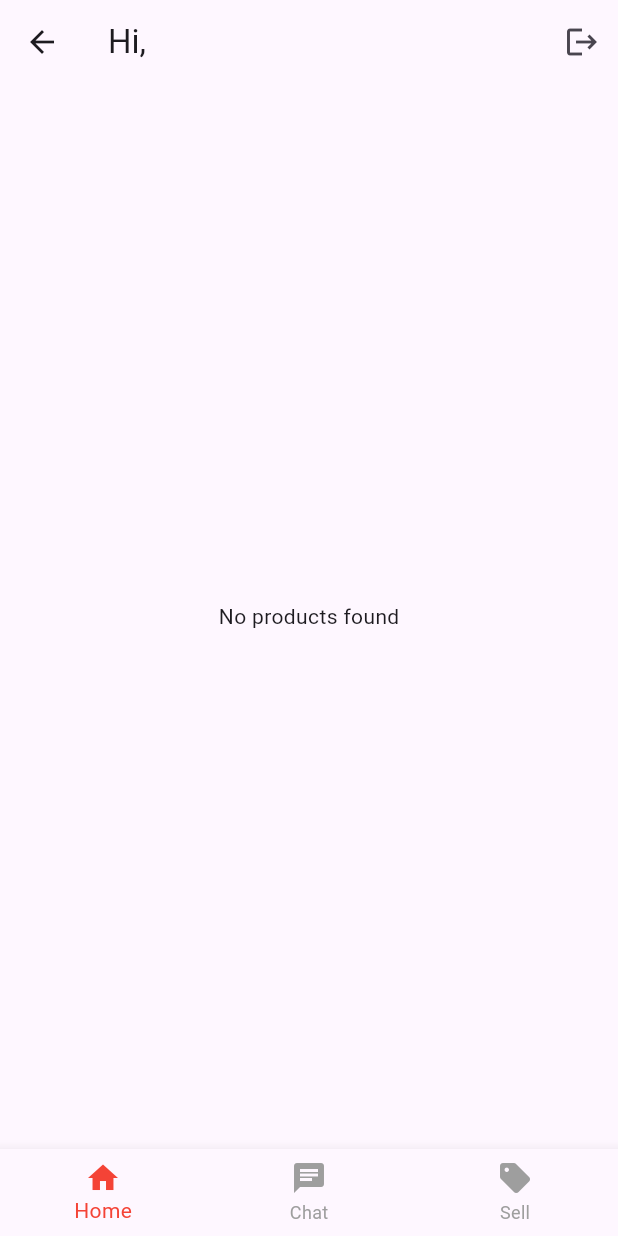
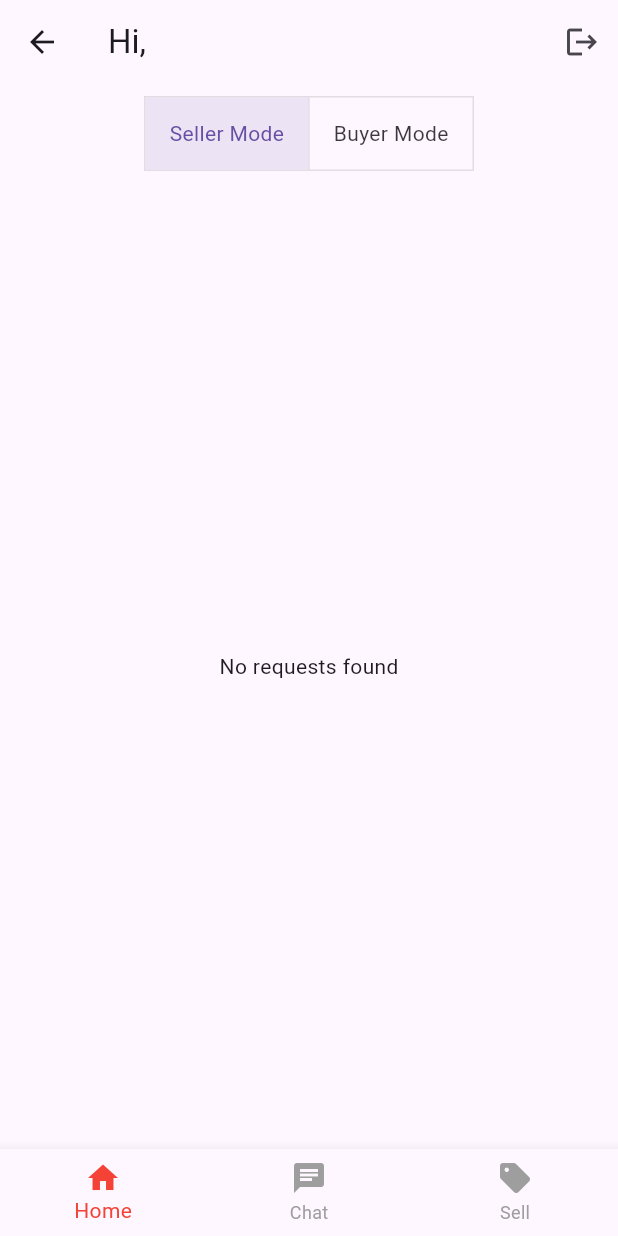
Before and after one commit to ThePyWizard/real_campuswap, a Flutter app: the ReqPage screen opened by its route, on a phone screen of 412 x 824 dp. Run offline on Flutter 3.47's test engine with Material 3 defaults, Android fonts, the phone set to English and light mode, and no system bars; our stand-ins replace cloud_firestore, firebase_auth, firebase_core, firebase_storage, get, iconsax and 1 more; accounts and stored records are empty.

Commit message:
added toggle in chat

```diff
--- a/lib/main.dart
+++ b/lib/main.dart
@@ -1,4 +1,5 @@
 //import 'package:chatapp/pages/register_page.dart';
+import 'package:chatapp/components/bottom_nav.dart';
 import 'package:chatapp/firebase_options.dart';
 //import 'package:chatapp/pages/chat_page.dart';
 import 'package:chatapp/pages/home_page.dart';
--- a/lib/pages/home_page.dart
+++ b/lib/pages/home_page.dart
@@ -114,7 +114,7 @@ class HomePage extends StatelessWidget {
           );
         },
       ),
-      bottomNavigationBar: const BottomNav(),
+      bottomNavigationBar: BottomNav(),
     );
   }
 }
--- a/lib/pages/product_requests_page.dart
+++ b/lib/pages/product_requests_page.dart
@@ -20,6 +20,9 @@ class ReqPage extends StatefulWidget {
 class _ReqPageState extends State<ReqPage> {
   // Instance of auth
   final FirebaseAuth _auth = FirebaseAuth.instance;
+
+  // State variable to toggle between seller and buyer mode
+  bool _isSellerMode = true;
 
   void signOut() async {
     // Sign out code
@@ -53,38 +56,47 @@ class _ReqPageState extends State<ReqPage> {
           )
         ],
       ),
-      body: _buildRequestList(),
-      bottomNavigationBar: const BottomNav(),
+      body: Column(
+        children: [
+          // Toggle button
+          Padding(
+            padding: const EdgeInsets.all(8.0),
+            child: ToggleButtons(
+              children: const [
+                Padding(
+                  padding: EdgeInsets.symmetric(horizontal: 16),
+                  child: Text('Seller Mode'),
+                ),
+                Padding(
+                  padding: EdgeInsets.symmetric(horizontal: 16),
+                  child: Text('Buyer Mode'),
+                ),
+              ],
+              isSelected: [_isSellerMode, !_isSellerMode],
+              onPressed: (index) {
+                setState(() {
+                  _isSellerMode = index == 0;
+                });
+              },
+            ),
+          ),
+          Expanded(
+            child: _buildRequestList(),
+          ),
+        ],
+      ),
+      bottomNavigationBar: BottomNav(),
     );
   }
 
-  // Build list of users who requested products from the current logged-in seller
+  // Build list of requests
   Widget _buildRequestList() {
-    return StreamBuilder<QuerySnapshot>(
-      stream: FirebaseFirestore.instance
-          .collection('products')
-          .where('uid', isEqualTo: _auth.currentUser!.uid)
-          .snapshots(),
-      builder: (context, productSnapshot) {
-        if (productSnapshot.hasError) {
-          return const Text('Error');
-        }
-        if (productSnapshot.connectionState == ConnectionState.waiting) {
-          return const Center(child: CircularProgressIndicator());
-        }
-
-        final productDocs = productSnapshot.data!.docs;
-        if (productDocs.isEmpty) {
-          return const Center(child: Text('No products found'));
-        }
-
-        final productIds = productDocs.map((doc) => doc['productId']).toList();
-        print(productIds);
-
+    final currentUser = _auth.currentUser!;
+    if (_isSellerMode) {
       return StreamBuilder<QuerySnapshot>(
         stream: FirebaseFirestore.instance
             .collection('product_requests')
-              .where('productId', whereIn: productIds)
+            .where('seller_id', isEqualTo: currentUser.uid)
             .snapshots(),
         builder: (context, requestSnapshot) {
           if (requestSnapshot.hasError) {
@@ -113,18 +125,78 @@ class _ReqPageState extends State<ReqPage> {
                   if (userSnapshot.hasError) {
                     return const Text('Error');
                   }
-                    if (userSnapshot.connectionState ==
-                        ConnectionState.waiting) {
+                  if (userSnapshot.connectionState == ConnectionState.waiting) {
                     return const Text('Loading...');
                   }
 
                   final userDoc = userSnapshot.data!;
                   final pricePropose =
-                        double.tryParse(request['price_propose'].toString()) ??
-                            0.0;
+                      double.tryParse(request['price_propose'].toString()) ?? 0.0;
+                  final isApproved = request['approved'] ?? false;
+
                   return _buildUserListItem(
-                        userDoc, pricePropose, request['productId']);
+                    userDoc,
+                    pricePropose,
+                    request['productId'],
+                    isApproved,
+                    isSeller: true,
+                    requestId: request.id,
+                  );
                 },
+              );
+            },
+          );
+        },
+      );
+    } else {
+      return StreamBuilder<QuerySnapshot>(
+        stream: FirebaseFirestore.instance
+            .collection('product_requests')
+            .where('uid', isEqualTo: currentUser.uid)
+            .where('approved', isEqualTo: true)
+            .snapshots(),
+        builder: (context, requestSnapshot) {
+          if (requestSnapshot.hasError) {
+            return const Text('Error');
+          }
+          if (requestSnapshot.connectionState == ConnectionState.waiting) {
+            return const Center(child: CircularProgressIndicator());
+          }
+
+          final requests = requestSnapshot.data!.docs;
+          print(requests);
+          if (requests.isEmpty) {
+            return const Center(child: Text('No requests found'));
+          }
+
+          return ListView.builder(
+            itemCount: requests.length,
+            itemBuilder: (context, index) {
+              final request = requests[index];
+              return StreamBuilder<DocumentSnapshot>(
+                stream: FirebaseFirestore.instance
+                    .collection('users')
+                    .doc(request['seller_id'])
+                    .snapshots(),
+                builder: (context, userSnapshot) {
+                  if (userSnapshot.hasError) {
+                    return const Text('Error');
+                  }
+                  if (userSnapshot.connectionState == ConnectionState.waiting) {
+                    return const Text('Loading...');
+                  }
+
+                  final userDoc = userSnapshot.data!;
+                  final pricePropose =
+                      double.tryParse(request['price_propose'].toString()) ?? 0.0;
+
+                  return _buildUserListItem(
+                    userDoc,
+                    pricePropose,
+                    request['productId'],
+                    true,
+                    isSeller: false,
+                    requestId: request.id,
                   );
                 },
               );
@@ -133,10 +205,17 @@ class _ReqPageState extends State<ReqPage> {
         },
       );
     }
+  }
 
   // Build individual user list item
   Widget _buildUserListItem(
-      DocumentSnapshot document, double pricePropose, String productId) {
+    DocumentSnapshot document,
+    double pricePropose,
+    String productId,
+    bool isApproved, {
+    required bool isSeller,
+    required String requestId,
+  }) {
     Map<String, dynamic> data = document.data() as Map<String, dynamic>;
 
     return ListTile(
@@ -155,7 +234,9 @@ class _ReqPageState extends State<ReqPage> {
         ),
       ),
       subtitle: Text(
-        "I'd buy it for $pricePropose dollars",
+        isSeller
+            ? "I'd buy it for $pricePropose dollars"
+            : "Have a chat with the seller",
         style: const TextStyle(
           color: Colors.grey,
         ),
@@ -163,6 +244,21 @@ class _ReqPageState extends State<ReqPage> {
       trailing: Row(
         mainAxisSize: MainAxisSize.min,
         children: [
+          if (isSeller) ...[
+            if (!isApproved)
+              SizedBox(
+                width: 80, // Adjust the width as needed
+                child: MyAcceptButton(
+                  text: 'Approve',
+                  onTap: () {
+                    FirebaseFirestore.instance
+                        .collection('product_requests')
+                        .doc(requestId)
+                        .update({'approved': true});
+                  },
+                ),
+              ),
+            if (isApproved)
               SizedBox(
                 width: 80, // Adjust the width as needed
                 child: MyAcceptButton(
@@ -190,11 +286,29 @@ class _ReqPageState extends State<ReqPage> {
                 },
               ),
             ),
+          ] else ...[
+            SizedBox(
+              width: 80, // Adjust the width as needed
+              child: MyAcceptButton(
+                text: 'Chat',
+                onTap: () {
+                  Navigator.push(
+                    context,
+                    MaterialPageRoute(
+                      builder: (context) => ChatPage(
+                        receiverUserEmail: data['email'],
+                        receiverUserID: data['uid'],
+                      ),
+                    ),
+                  );
+                },
+              ),
+            ),
+          ],
         ],
       ),
       tileColor: Colors.grey[200],
-      contentPadding:
-          const EdgeInsets.symmetric(horizontal: 16.0, vertical: 8.0),
+      contentPadding: const EdgeInsets.symmetric(horizontal: 16.0, vertical: 8.0),
       shape: RoundedRectangleBorder(
         borderRadius: BorderRadius.circular(10.0),
       ),
```
Lines whose indentation alone changed are shown as unchanged.
